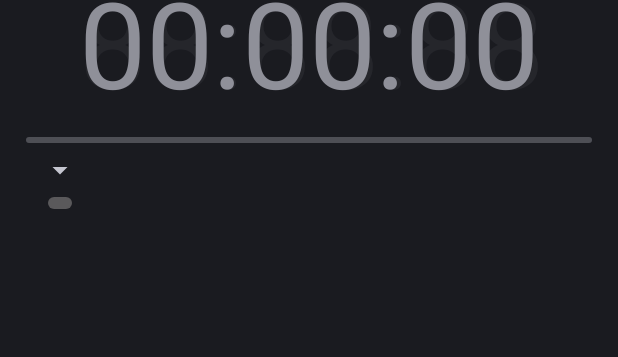
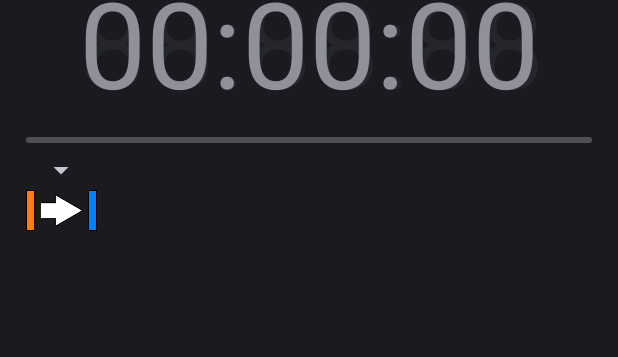
Before and after one commit to Morn91/Slider_Android_App, an Android app: the layout main.xml on its own in the app's theme, with its tools: preview values and no code run, on a phone screen of 412 x 824 dp. Shown: the part 74-431 px from the top of the screen. Run offline under Robolectric (Android 15) with nearby library versions, the phone set to English and light mode, and no system bars.

Commit message:
Some changes

```diff
--- a/app/src/main/res/layout/main.xml
+++ b/app/src/main/res/layout/main.xml
@@ -80,7 +80,8 @@
         <ImageButton
             android:layout_width="wrap_content"
             android:layout_height="wrap_content"
-            android:id="@+id/dirButton" />
+            android:id="@+id/dirButton"
+            android:background="@drawable/dir0" />
 
     </LinearLayout>
 
```
